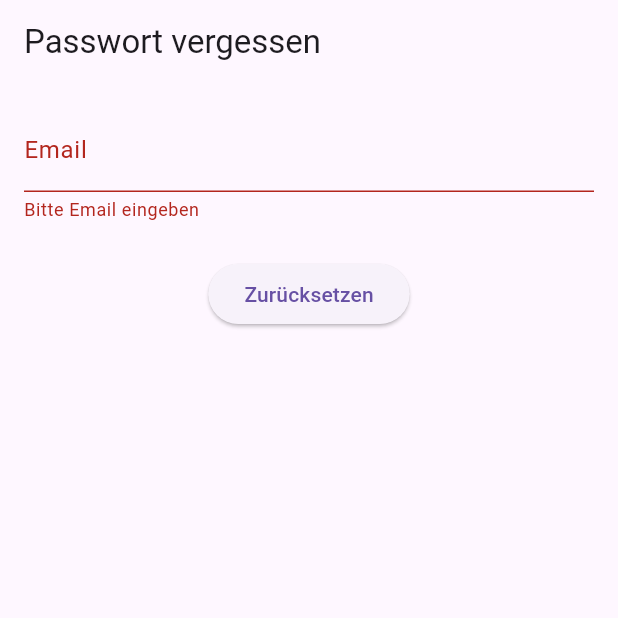
After one commit to meinzeug/mrs-unkwn, a Flutter app: the ForgotPasswordPage screen opened by its route, after a tap on "Zurücksetzen", on a phone screen of 412 x 824 dp, the top half of it. The commit adds this screen. Run offline on Flutter 3.47's test engine with Material 3 defaults, Android fonts, the phone set to English and light mode, and no system bars; our stand-ins replace bloc, dio, firebase_core, firebase_crashlytics, flutter_bloc, flutter_secure_storage and 5 more; missing offline and left inert: firebase_performance; accounts and stored records are empty; generated files the repository leaves out were written again.

Commit message:
Implement forgot password flow

```diff
--- a/flutter_app/mrs_unkwn_app/lib/core/routing/app_router.dart
+++ b/flutter_app/mrs_unkwn_app/lib/core/routing/app_router.dart
@@ -6,6 +6,10 @@ import 'route_constants.dart';
 import '../../features/monitoring/presentation/pages/monitoring_dashboard_page.dart';
 import '../../features/analytics/presentation/pages/analytics_dashboard_page.dart';
 import '../../features/auth/presentation/pages/home_page.dart';
+import '../../features/auth/presentation/pages/login_page.dart';
+import '../../features/auth/presentation/pages/register_page.dart';
+import '../../features/auth/presentation/pages/forgot_password_page.dart';
+import '../../features/auth/presentation/pages/reset_password_page.dart';
 
 /// Central application router using [GoRouter].
 class AppRouter {
@@ -16,16 +20,26 @@ class AppRouter {
     routes: <GoRoute>[
       GoRoute(
         path: RouteConstants.login,
-        builder: (context, state) => const Placeholder(),
+        builder: (context, state) => const LoginPage(),
       ),
       GoRoute(
         path: RouteConstants.register,
-        builder: (context, state) => const Placeholder(),
+        builder: (context, state) => const RegisterPage(),
       ),
       GoRoute(
         path: RouteConstants.home,
         builder: (context, state) => const HomePage(),
         redirect: _authGuard,
+      ),
+      GoRoute(
+        path: RouteConstants.forgotPassword,
+        builder: (context, state) => const ForgotPasswordPage(),
+      ),
+      GoRoute(
+        path: RouteConstants.resetPassword,
+        builder: (context, state) => ResetPasswordPage(
+          token: state.uri.queryParameters['token'] ?? '',
+        ),
       ),
       GoRoute(
         path: RouteConstants.familySetup,
--- a/flutter_app/mrs_unkwn_app/lib/core/routing/route_constants.dart
+++ b/flutter_app/mrs_unkwn_app/lib/core/routing/route_constants.dart
@@ -5,4 +5,6 @@ class RouteConstants {
   static const String familySetup = '/family-setup';
   static const String monitoring = '/monitoring';
   static const String analytics = '/analytics';
+  static const String forgotPassword = '/forgot-password';
+  static const String resetPassword = '/reset-password';
 }
--- a/flutter_app/mrs_unkwn_app/lib/features/auth/presentation/bloc/auth_bloc.dart
+++ b/flutter_app/mrs_unkwn_app/lib/features/auth/presentation/bloc/auth_bloc.dart
@@ -40,6 +40,17 @@ class RegisterRequested extends AuthEvent {
   final String role;
 }
 
+class ForgotPasswordRequested extends AuthEvent {
+  ForgotPasswordRequested(this.email);
+  final String email;
+}
+
+class ResetPasswordRequested extends AuthEvent {
+  ResetPasswordRequested(this.token, this.newPassword);
+  final String token;
+  final String newPassword;
+}
+
 // States
 abstract class AuthState {}
 
@@ -67,6 +78,9 @@ class RegisterFailure extends AuthState {
   final String message;
 }
 
+class ForgotPasswordEmailSent extends AuthState {}
+
+
 // Repository interface
 abstract class AuthRepository {
   Future<User> login(String email, String password);
@@ -80,6 +94,8 @@ abstract class AuthRepository {
     String password,
     String role,
   );
+  Future<void> forgotPassword(String email);
+  Future<User> resetPassword(String token, String newPassword);
 }
 
 // Bloc
@@ -90,6 +106,8 @@ class AuthBloc extends Bloc<AuthEvent, AuthState> {
     on<AuthStatusChanged>(_onAuthStatusChanged);
     on<AppStartEvent>(_onAppStarted);
     on<RegisterRequested>(_onRegisterRequested);
+    on<ForgotPasswordRequested>(_onForgotPasswordRequested);
+    on<ResetPasswordRequested>(_onResetPasswordRequested);
   }
 
   final AuthRepository _repository;
@@ -167,4 +185,33 @@ class AuthBloc extends Bloc<AuthEvent, AuthState> {
       emit(RegisterFailure(e.toString()));
     }
   }
+
+  Future<void> _onForgotPasswordRequested(
+    ForgotPasswordRequested event,
+    Emitter<AuthState> emit,
+  ) async {
+    emit(AuthLoading());
+    try {
+      await _repository.forgotPassword(event.email);
+      emit(ForgotPasswordEmailSent());
+    } catch (e) {
+      emit(AuthFailure(e.toString()));
+    }
+  }
+
+  Future<void> _onResetPasswordRequested(
+    ResetPasswordRequested event,
+    Emitter<AuthState> emit,
+  ) async {
+    emit(AuthLoading());
+    try {
+      final user = await _repository.resetPassword(
+        event.token,
+        event.newPassword,
+      );
+      emit(AuthSuccess(user));
+    } catch (e) {
+      emit(AuthFailure(e.toString()));
+    }
+  }
 }
--- /dev/null
+++ b/flutter_app/mrs_unkwn_app/lib/features/auth/presentation/pages/forgot_password_page.dart
@@ -0,0 +1,77 @@
+import 'package:flutter/material.dart';
+import 'package:flutter_bloc/flutter_bloc.dart';
+
+import '../bloc/auth_bloc.dart';
+
+class ForgotPasswordPage extends StatefulWidget {
+  const ForgotPasswordPage({super.key});
+
+  @override
+  State<ForgotPasswordPage> createState() => _ForgotPasswordPageState();
+}
+
+class _ForgotPasswordPageState extends State<ForgotPasswordPage> {
+  final _formKey = GlobalKey<FormState>();
+  final _emailController = TextEditingController();
+
+  @override
+  void dispose() {
+    _emailController.dispose();
+    super.dispose();
+  }
+
+  void _submit() {
+    if (_formKey.currentState?.validate() ?? false) {
+      context.read<AuthBloc>().add(ForgotPasswordRequested(_emailController.text));
+    }
+  }
+
+  @override
+  Widget build(BuildContext context) {
+    return BlocListener<AuthBloc, AuthState>(
+      listener: (context, state) {
+        if (state is ForgotPasswordEmailSent) {
+          ScaffoldMessenger.of(context).showSnackBar(
+            const SnackBar(content: Text('Email gesendet')),
+          );
+        } else if (state is AuthFailure) {
+          ScaffoldMessenger.of(context).showSnackBar(
+            SnackBar(content: Text(state.message)),
+          );
+        }
+      },
+      child: Scaffold(
+        appBar: AppBar(title: const Text('Passwort vergessen')),
+        body: Padding(
+          padding: const EdgeInsets.all(16),
+          child: Form(
+            key: _formKey,
+            child: Column(
+              children: [
+                TextFormField(
+                  controller: _emailController,
+                  decoration: const InputDecoration(labelText: 'Email'),
+                  validator: (value) {
+                    if (value == null || value.isEmpty) {
+                      return 'Bitte Email eingeben';
+                    }
+                    final emailRegex = RegExp(r'^[\\w\\.-]+@[\\w\\.-]+\\.[a-zA-Z]{2,4}\$');
+                    if (!emailRegex.hasMatch(value)) {
+                      return 'Ungültiges Email-Format';
+                    }
+                    return null;
+                  },
+                ),
+                const SizedBox(height: 24),
+                ElevatedButton(
+                  onPressed: _submit,
+                  child: const Text('Zurücksetzen'),
+                ),
+              ],
+            ),
+          ),
+        ),
+      ),
+    );
+  }
+}
--- a/flutter_app/mrs_unkwn_app/lib/features/auth/presentation/pages/login_page.dart
+++ b/flutter_app/mrs_unkwn_app/lib/features/auth/presentation/pages/login_page.dart
@@ -146,6 +146,10 @@ class _LoginPageState extends State<LoginPage> {
                     onPressed: () {},
                     child: const Text('Registrieren'),
                   ),
+                  TextButton(
+                    onPressed: () => context.go(RouteConstants.forgotPassword),
+                    child: const Text('Passwort vergessen?'),
+                  ),
                 ],
               ),
             ),
```
Also changed, not shown: flutter_app/mrs_unkwn_app/lib/features/auth/data/repositories/auth_repository_impl.dart (+41 -0 lines), flutter_app/mrs_unkwn_app/lib/features/auth/presentation/pages/reset_password_page.dart (added, +84 -0 lines), 4 other files.
